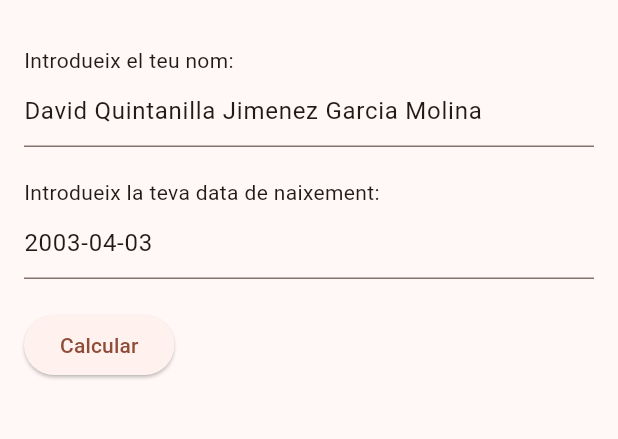
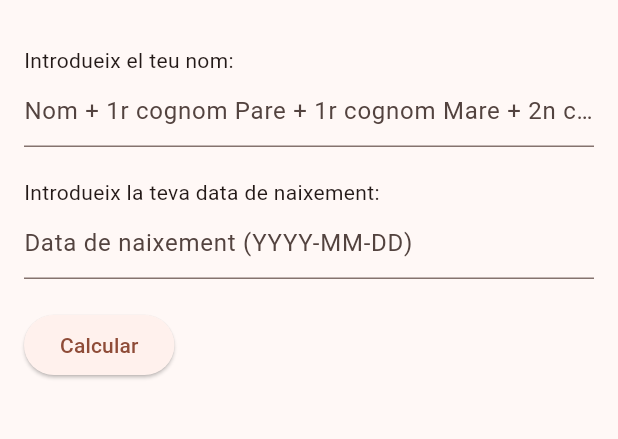
Before and after one commit to 7daviid7/NumerologiaFlutter, a Flutter app: the screen it shows after launch, on a phone screen of 412 x 824 dp, the part 63-502 px from its top. Run offline on Flutter 3.47's test engine with Material 3 defaults, Android fonts, the phone set to English and light mode, and no system bars; our stand-ins replace cloud_firestore, diacritic, firebase_core, flutter_markdown, flutter_svg, pdf and 1 more; accounts and stored records are empty.

Commit message:
petits canvis_dia

```diff
--- a/lib/pages/input_page.dart
+++ b/lib/pages/input_page.dart
@@ -19,10 +19,10 @@ class InputPageState extends State<InputPage> {
     super.initState();
     // TODO: DEBUG - Dades pre-omplertes per testeig ràpid
     // Canvia aquestes dades per les teves dades de prova habituals
-    _nameController.text =
-        "David Quintanilla Jimenez Garcia Molina"; // Posa aquí el teu nom complet
-    selectedDate = DateTime(2003, 04, 03); // Posa aquí la teva data
-    _dateController.text = DateFormat('yyyy-MM-dd').format(selectedDate!);
+    // _nameController.text =
+    //     "David Quintanilla Jimenez Garcia Molina"; // Posa aquí el teu nom complet
+    // selectedDate = DateTime(2003, 04, 03); // Posa aquí la teva data
+    // _dateController.text = DateFormat('yyyy-MM-dd').format(selectedDate!);
   }
 
   @override
--- a/lib/services/gemini_service.dart
+++ b/lib/services/gemini_service.dart
@@ -4,7 +4,7 @@ import 'package:http/http.dart' as http;
 class GeminiService {
   final String apiKey;
   final String baseUrl =
-      'https://generativelanguage.googleapis.com/v1beta/models/gemini-2.0-flash-lite:generateContent';
+      'https://generativelanguage.googleapis.com/v1beta/models/gemini-2.5-flash:generateContent';
 
   GeminiService({required this.apiKey});
 
```
